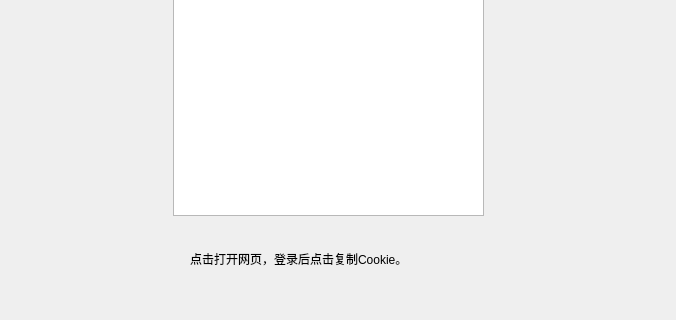
The window that src/meituan.ui (ssxzi/meituan_get_cookie) describes before a commit, drawn with Qt 5; both pictures show x 0 to 676 and y 171 to 491 of the 676 by 491 pixel window.
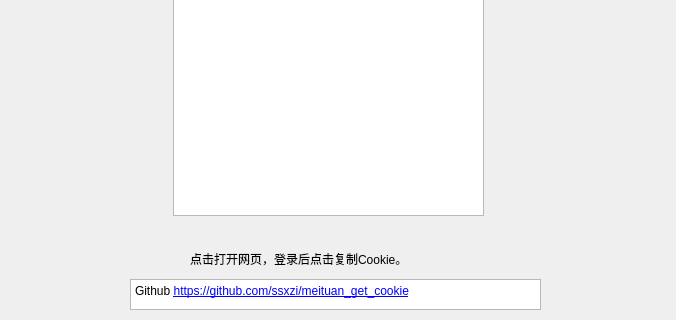
The same window after the commit.

Commit message: add github link

Diff of the .ui file:
```diff
--- a/src/meituan.ui
+++ b/src/meituan.ui
@@ -62,6 +62,26 @@
     <string>点击打开网页，登录后点击复制Cookie。</string>
    </property>
   </widget>
+  <widget class="QTextBrowser" name="textBrowser">
+   <property name="geometry">
+    <rect>
+     <x>130</x>
+     <y>450</y>
+     <width>411</width>
+     <height>31</height>
+    </rect>
+   </property>
+   <property name="html">
+    <string>&lt;!DOCTYPE HTML PUBLIC &quot;-//W3C//DTD HTML 4.0//EN&quot; &quot;http://www.w3.org/TR/REC-html40/strict.dtd&quot;&gt;
+&lt;html&gt;&lt;head&gt;&lt;meta name=&quot;qrichtext&quot; content=&quot;1&quot; /&gt;&lt;style type=&quot;text/css&quot;&gt;
+p, li { white-space: pre-wrap; }
+&lt;/style&gt;&lt;/head&gt;&lt;body style=&quot; font-family:'SimSun'; font-size:9pt; font-weight:400; font-style:normal;&quot;&gt;
+&lt;p style=&quot; margin-top:0px; margin-bottom:0px; margin-left:0px; margin-right:0px; -qt-block-indent:0; text-indent:0px;&quot;&gt;Github &lt;a href=&quot;https://github.com/ssxzi/meituan_get_cookie&quot;&gt;&lt;span style=&quot; text-decoration: underline; color:#0000ff;&quot;&gt;https://github.com/ssxzi/meituan_get_cookie&lt;/span&gt;&lt;/a&gt;&lt;/p&gt;&lt;/body&gt;&lt;/html&gt;</string>
+   </property>
+   <property name="openExternalLinks">
+    <bool>true</bool>
+   </property>
+  </widget>
  </widget>
  <resources/>
  <connections/>
```
